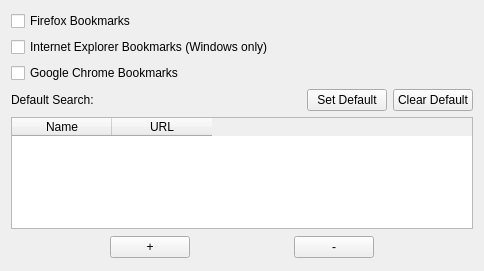
Qt form trunk/Launchy_QT/plugins/weby/dlg.ui (shirosaki/Launchy) before a commit.
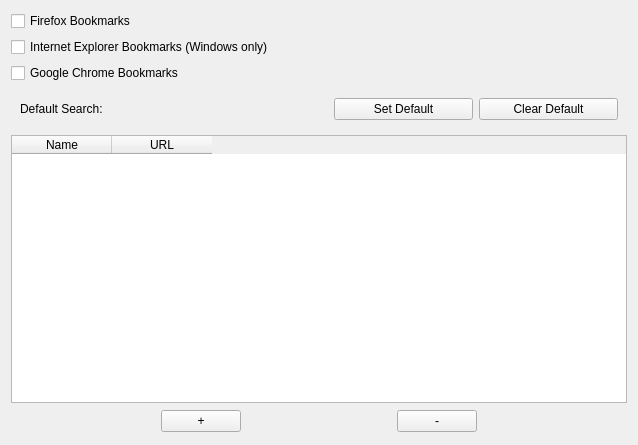
The same form after that commit. Custom widgets are drawn as their Qt base class.

What changed in the file:
```diff
--- a/trunk/Launchy_QT/plugins/weby/dlg.ui
+++ b/trunk/Launchy_QT/plugins/weby/dlg.ui
@@ -6,37 +6,40 @@
    <rect>
     <x>0</x>
     <y>0</y>
-    <width>464</width>
-    <height>271</height>
+    <width>638</width>
+    <height>445</height>
    </rect>
   </property>
   <property name="windowTitle">
    <string>Weby - Launch your favorite websites</string>
   </property>
-  <layout class="QVBoxLayout" name="verticalLayout">
-   <item>
+  <layout class="QGridLayout" name="gridLayout">
+   <item row="0" column="0">
     <widget class="QCheckBox" name="booksFirefox">
      <property name="text">
       <string>Firefox Bookmarks</string>
      </property>
     </widget>
    </item>
-   <item>
+   <item row="1" column="0">
     <widget class="QCheckBox" name="booksIE">
      <property name="text">
       <string>Internet Explorer Bookmarks (Windows only)</string>
      </property>
     </widget>
    </item>
-   <item>
+   <item row="2" column="0">
     <widget class="QCheckBox" name="booksChrome">
      <property name="text">
       <string>Google Chrome Bookmarks</string>
      </property>
     </widget>
    </item>
-   <item>
+   <item row="3" column="0">
     <layout class="QHBoxLayout">
+     <property name="margin">
+      <number>9</number>
+     </property>
      <item>
       <widget class="QLabel" name="label_2">
        <property name="maximumSize">
@@ -79,7 +82,7 @@
      </item>
     </layout>
    </item>
-   <item>
+   <item row="4" column="0">
     <widget class="DropTableWidget" name="table">
      <property name="columnCount">
       <number>2</number>
@@ -96,7 +99,7 @@
      </column>
     </widget>
    </item>
-   <item>
+   <item row="5" column="0">
     <layout class="QHBoxLayout">
      <item>
       <spacer>
```
